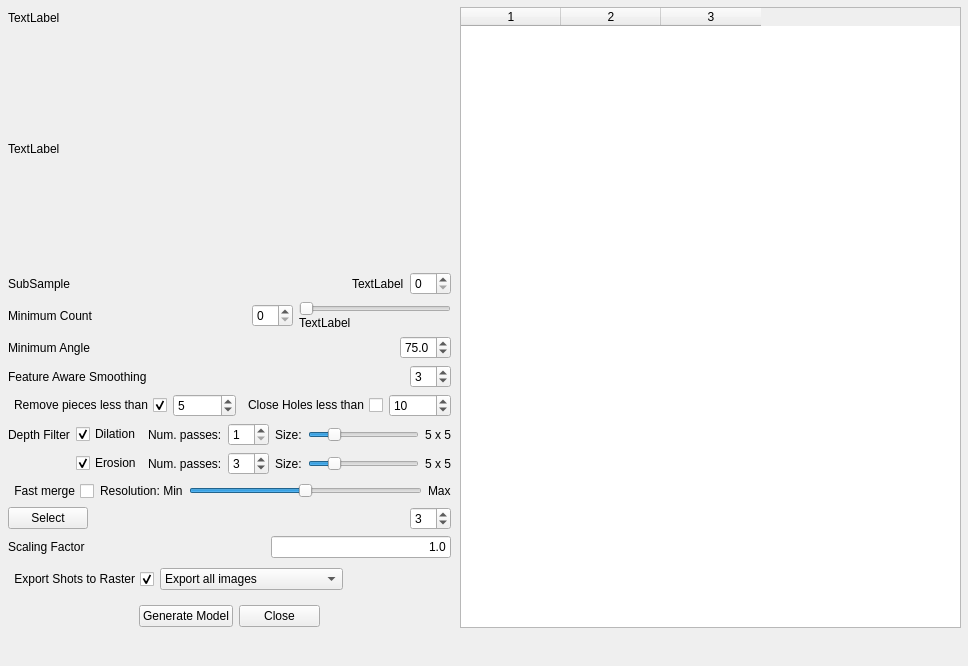
Above: src/plugins_experimental/edit_epoch/ui/v3dImportDialog.ui from cnr-isti-vclab/meshlab before the change. Below: the same form after it.
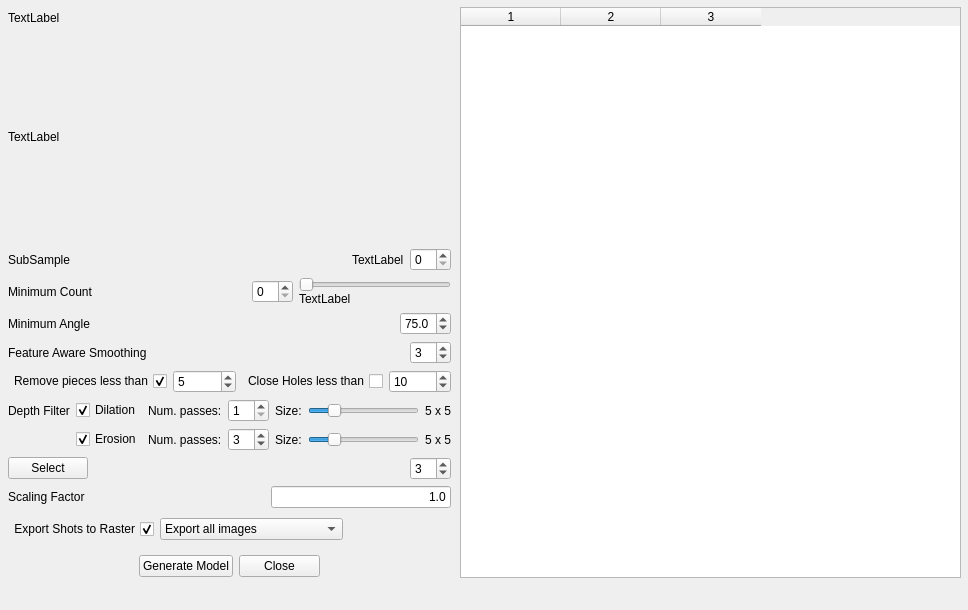
That is the form after the change.

The edit to the form file:
```diff
--- a/src/plugins_experimental/edit_epoch/ui/v3dImportDialog.ui
+++ b/src/plugins_experimental/edit_epoch/ui/v3dImportDialog.ui
@@ -7,7 +7,7 @@
     <x>0</x>
     <y>0</y>
     <width>968</width>
-    <height>666</height>
+    <height>610</height>
    </rect>
   </property>
   <property name="windowTitle">
@@ -20,7 +20,7 @@
       <x>8</x>
       <y>11</y>
       <width>443</width>
-      <height>621</height>
+      <height>571</height>
      </rect>
     </property>
     <layout class="QVBoxLayout">
@@ -425,53 +425,6 @@
        </item>
       </layout>
      </item>
-     <item>
-      <layout class="QHBoxLayout" name="_9">
-       <item>
-        <widget class="QCheckBox" name="fastMergeCheckBox">
-         <property name="toolTip">
-          <string>&lt;html&gt;&lt;head&gt;&lt;meta name=&quot;qrichtext&quot; content=&quot;1&quot; /&gt;&lt;/head&gt;&lt;body style=&quot; white-space: pre-wrap; font-style:normal; text-decoration:none;&quot;&gt;&lt;p style=&quot; margin-top:0px; margin-bottom:0px; margin-left:0px; margin-right:0px; -qt-block-indent:0; text-indent:0px;&quot;&gt;Perform a fast, fixed resolution merging of all the range maps. If unchecked all the rangemaps are simply put in the same space without merging them.&lt;/p&gt;&lt;/body&gt;&lt;/html&gt;</string>
-         </property>
-         <property name="layoutDirection">
-          <enum>Qt::RightToLeft</enum>
-         </property>
-         <property name="text">
-          <string>Fast merge</string>
-         </property>
-        </widget>
-       </item>
-       <item>
-        <widget class="QLabel" name="label_6">
-         <property name="text">
-          <string>Resolution: Min</string>
-         </property>
-        </widget>
-       </item>
-       <item>
-        <widget class="QSlider" name="mergeResolutionSpinBox">
-         <property name="minimum">
-          <number>1</number>
-         </property>
-         <property name="maximum">
-          <number>5</number>
-         </property>
-         <property name="value">
-          <number>3</number>
-         </property>
-         <property name="orientation">
-          <enum>Qt::Horizontal</enum>
-         </property>
-        </widget>
-       </item>
-       <item>
-        <widget class="QLabel" name="label_7">
-         <property name="text">
-          <string>Max</string>
-         </property>
-        </widget>
-       </item>
-      </layout>
-     </item>
      <item>
       <layout class="QHBoxLayout" name="_10">
        <item>
@@ -684,7 +637,7 @@
       <x>460</x>
       <y>7</y>
       <width>501</width>
-      <height>621</height>
+      <height>571</height>
      </rect>
     </property>
     <property name="sizePolicy">
```
